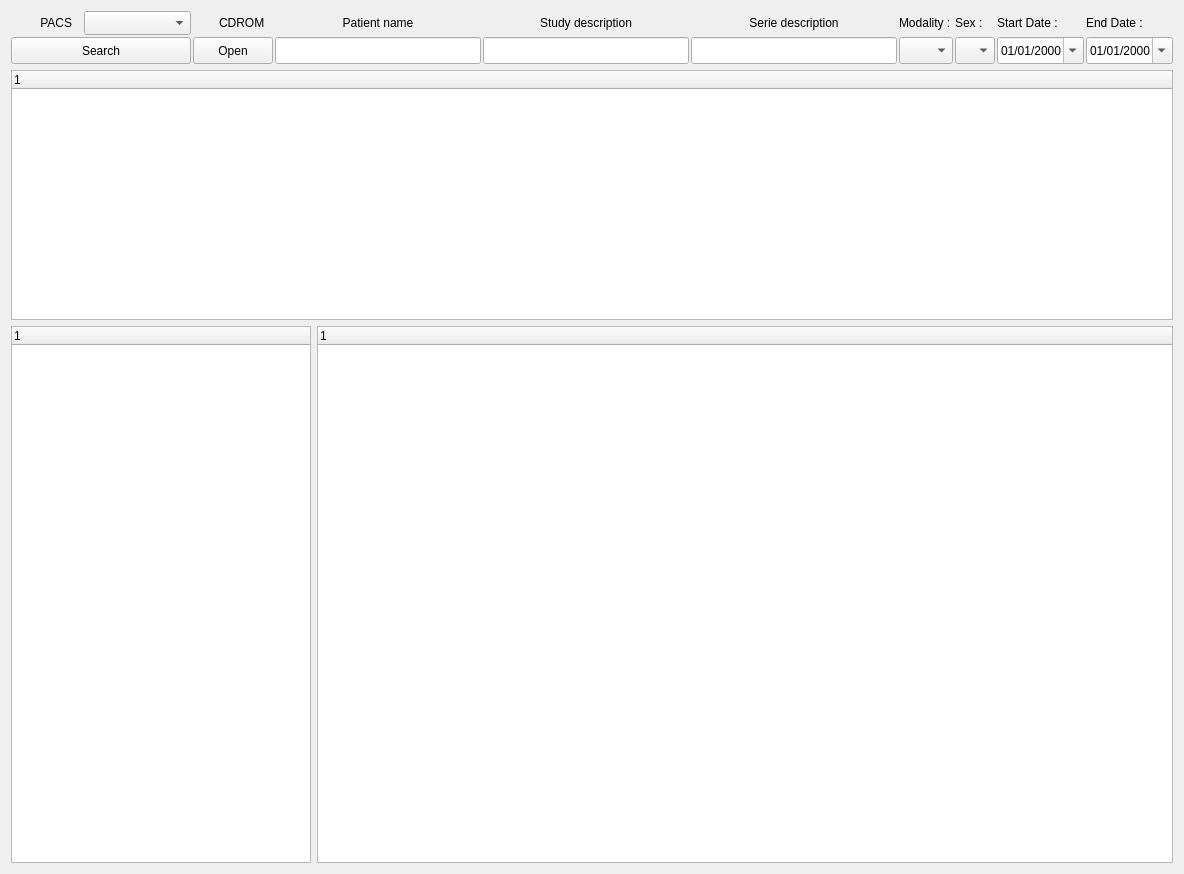
Qt form Code/qtdcm.ui (qtdcm/qtdcm) before a commit.
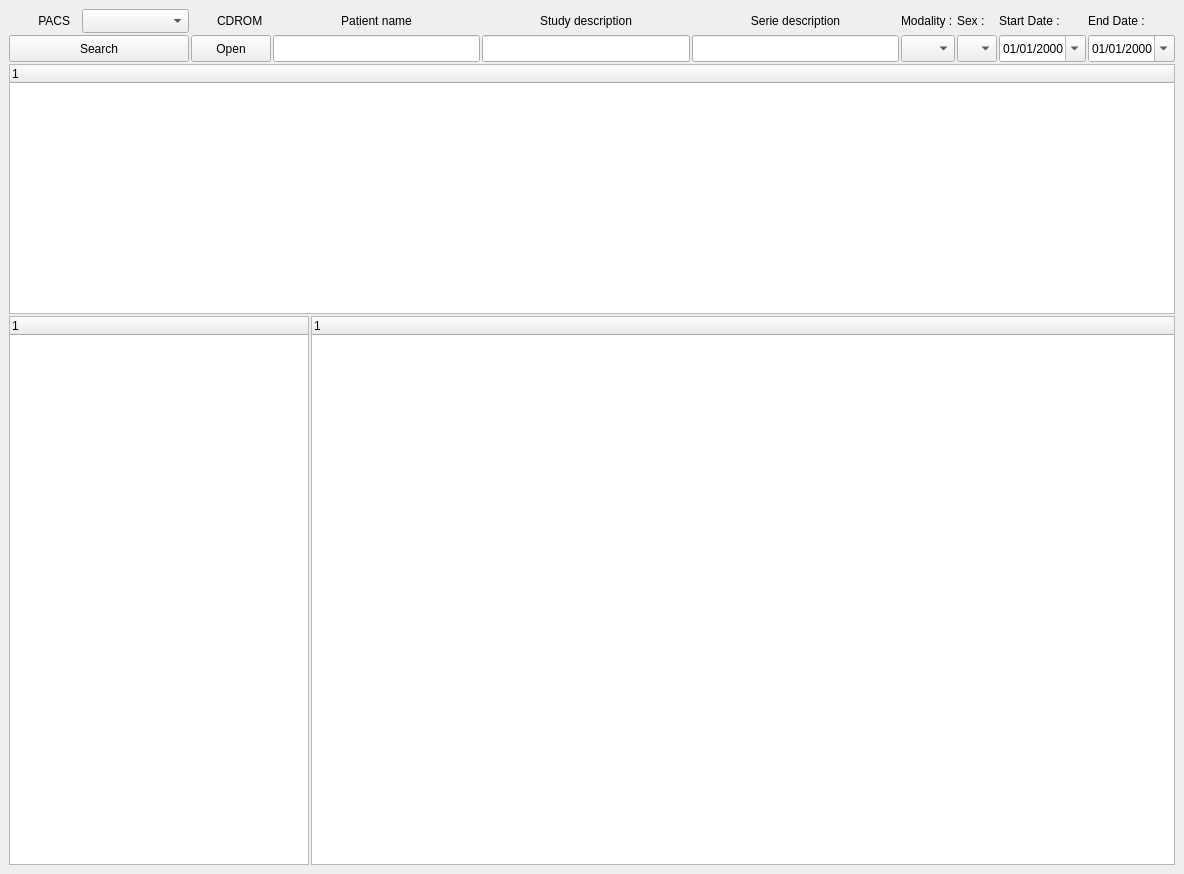
The same form after that commit. Icons and pictures are not drawn.

Commit message: Fix gcc compilation errors

Patch:
```diff
--- a/Code/qtdcm.ui
+++ b/Code/qtdcm.ui
@@ -14,6 +14,12 @@
    <string>Form</string>
   </property>
   <layout class="QGridLayout" name="gridLayout_4">
+   <property name="margin">
+    <number>9</number>
+   </property>
+   <property name="spacing">
+    <number>2</number>
+   </property>
    <item row="0" column="0">
     <widget class="QFrame" name="frame">
      <property name="maximumSize">
```
The commit also changes 2 other files.
